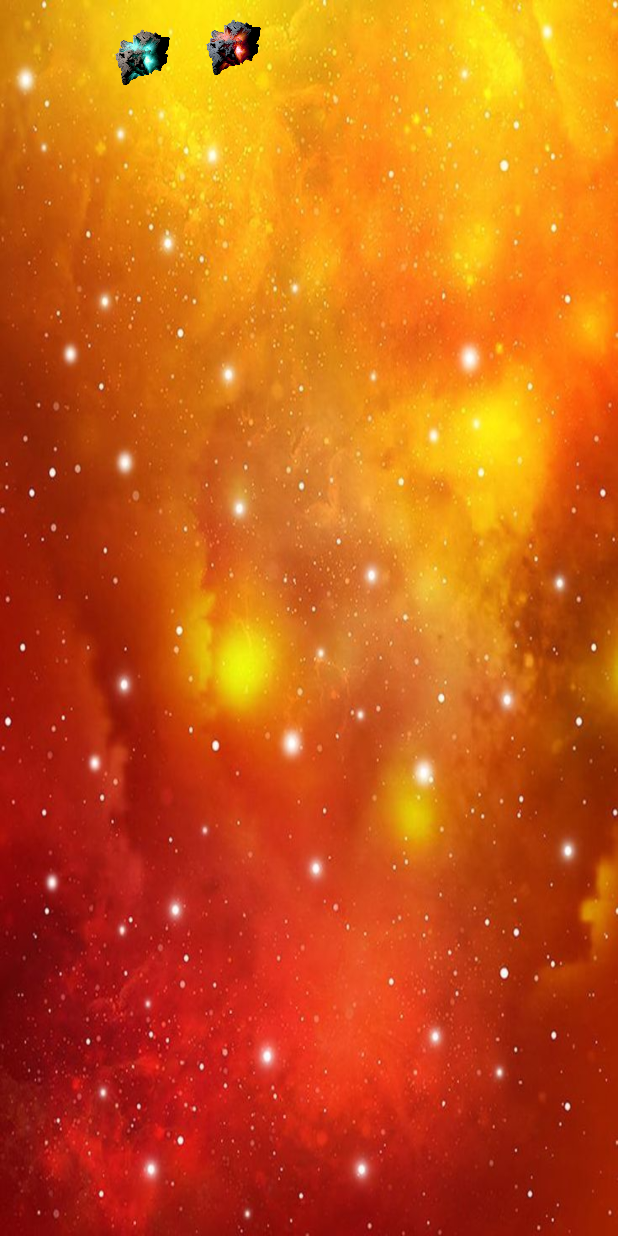
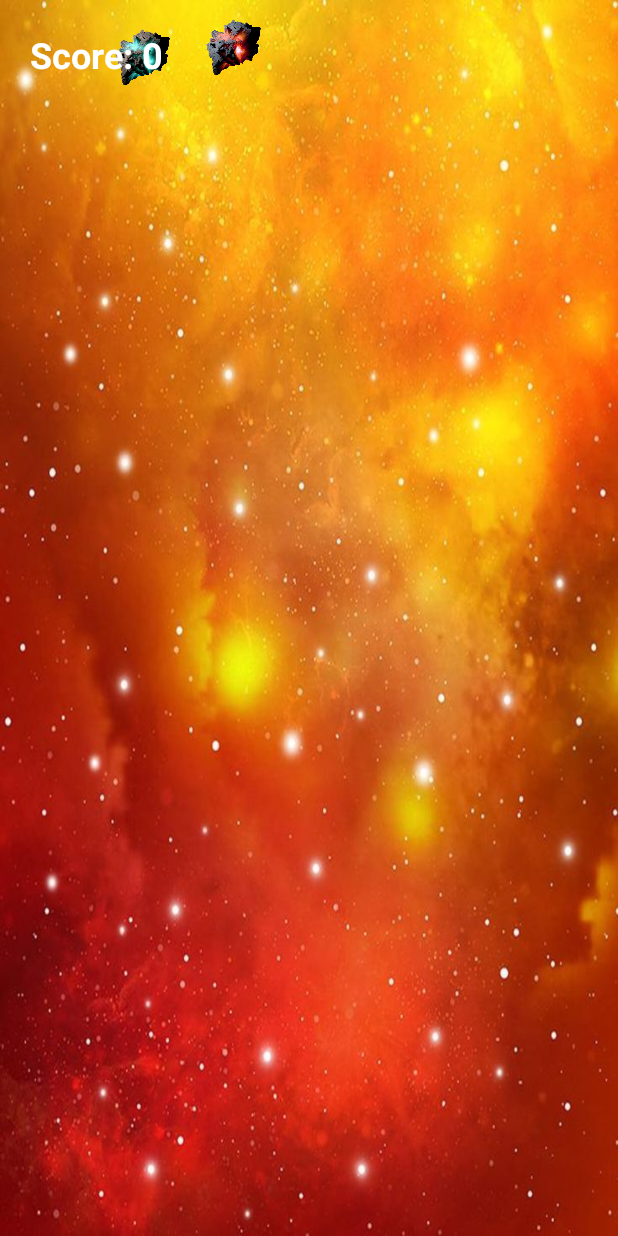
Before and after one commit to LizGamezz/StarSurge, an Android app: the MainActivity screen opened directly, with no data from a screen before it, on a phone screen of 412 x 824 dp. Run offline under Robolectric (Android 15) with nearby library versions, the phone set to English and light mode, and no system bars.

Commit message:
Updated enemies

```diff
--- a/app/src/main/java/com/zybooks/starsurge/MainActivity.java
+++ b/app/src/main/java/com/zybooks/starsurge/MainActivity.java
@@ -12,29 +12,38 @@ import android.view.View;
 import androidx.appcompat.app.AppCompatActivity;
 import android.widget.FrameLayout;
 import android.os.Bundle;
+import android.widget.TextView;
 
 import java.util.ArrayList;
 import java.util.List;
-
 public class MainActivity extends AppCompatActivity {
     private PlayerView playerView;
+    private TextView scoreBoard;
+    private int score = 0;
 
     @Override
     protected void onCreate(Bundle savedInstanceState) {
         super.onCreate(savedInstanceState);
         setContentView(R.layout.activity_main);
 
-        FrameLayout playerContainer = findViewById(R.id.player_view_container);
+        // Initialize PlayerView
+        FrameLayout container = findViewById(R.id.player_view_container);
         playerView = new PlayerView(this);
-        playerContainer.addView(playerView);
+        container.addView(playerView);
 
+        // Initialize EnemySpawner
         setupEnemySpawner();
+
+        // Initialize Scoreboard
+        scoreBoard = findViewById(R.id.score_board);
+        updateScoreboard();
     }
 
     private void setupEnemySpawner() {
-        EnemySpawner enemySpawner = new EnemySpawner(this);
-        FrameLayout enemyContainer = findViewById(R.id.enemy_view_container);
-        enemyContainer.addView(enemySpawner);
+        // Initialize enemy spawner
+        EnemySpawner enemySpawner = new EnemySpawner(this, null);
+        FrameLayout container = findViewById(R.id.enemy_view_container);
+        container.addView(enemySpawner);
 
         Bitmap[] enemyBitmaps = {
                 BitmapFactory.decodeResource(getResources(), R.drawable.enemy1),
@@ -42,15 +51,28 @@ public class MainActivity extends AppCompatActivity {
                 BitmapFactory.decodeResource(getResources(), R.drawable.enemy3)
         };
 
+        // Scale down the bitmaps
         for (int i = 0; i < enemyBitmaps.length; i++) {
-            int width = enemyBitmaps[i].getWidth() / 10;
-            int height = enemyBitmaps[i].getHeight() / 10;
+            int width = enemyBitmaps[i].getWidth() / 10; // Change these values as needed
+            int height = enemyBitmaps[i].getHeight() / 10; // Change these values as needed
             enemyBitmaps[i] = Bitmap.createScaledBitmap(enemyBitmaps[i], width, height, true);
         }
 
         enemySpawner.setEnemyBitmaps(enemyBitmaps);
     }
 
+    // Method to update the scoreboard text
+    private void updateScoreboard() {
+        scoreBoard.setText("Score: " + score);
+    }
+
+    // Method to increment the score
+    public void incrementScore(int points) {
+        score += points;
+        updateScoreboard();
+    }
+
+    // Inner class for PlayerView
     public class PlayerView extends View {
         private float playerX;
         private float playerY;
@@ -58,7 +80,7 @@ public class MainActivity extends AppCompatActivity {
         private int health = 100;
         private Paint paint;
         private List<Bullet> bullets = new ArrayList<>();
-        private Bitmap playerBitmap;
+        private Bitmap playerBitmap; // New field for the player image
 
         public PlayerView(Context context) {
             super(context);
@@ -72,13 +94,19 @@ public class MainActivity extends AppCompatActivity {
 
         private void init() {
             setBackgroundColor(Color.TRANSPARENT);
+
+            // Load the player image
             playerBitmap = BitmapFactory.decodeResource(getResources(), R.drawable.player_image);
+
+            // Initialize paint
             paint = new Paint();
         }
 
         @Override
         protected void onSizeChanged(int w, int h, int oldw, int oldh) {
             super.onSizeChanged(w, h, oldw, oldh);
+
+            // Set the initial player position to the center bottom of the screen
             playerX = w / 2f;
             playerY = h - playerBitmap.getHeight() / 2f;
         }
@@ -86,13 +114,17 @@ public class MainActivity extends AppCompatActivity {
         @Override
         protected void onDraw(Canvas canvas) {
             super.onDraw(canvas);
+
+            // Draw the player
             canvas.drawBitmap(playerBitmap, playerX - playerBitmap.getWidth() / 2, playerY - playerBitmap.getHeight() / 2, null);
 
+            // Draw the bullets
             for (Bullet bullet : bullets) {
                 bullet.move();
                 canvas.drawCircle(bullet.getX(), bullet.getY(), 10, paint);
             }
 
+            // Draw the health
             paint.setColor(Color.WHITE);
             paint.setTextSize(50);
             canvas.drawText("Health: " + health, 50, 50, paint);
@@ -120,6 +152,7 @@ public class MainActivity extends AppCompatActivity {
         public void takeDamage(int damage) {
             health -= damage;
             if (health <= 0) {
+                // Implement game over logic here (e.g., restart level, show game over screen, etc.)
                 health = 0;
                 invalidate();
             }
@@ -131,6 +164,7 @@ public class MainActivity extends AppCompatActivity {
         }
     }
 
+    // Inner class for Bullet
     public class Bullet {
         private float x;
         private float y;
--- a/app/src/main/res/layout/activity_main.xml
+++ b/app/src/main/res/layout/activity_main.xml
@@ -19,4 +19,16 @@
         android:layout_height="match_parent"
         android:background="@drawable/space_background"/>
 
+    <TextView
+        android:id="@+id/score_board"
+        android:layout_width="wrap_content"
+        android:layout_height="wrap_content"
+        android:layout_margin="20dp"
+        android:text="Score:"
+        android:textColor="@android:color/white"
+        android:textSize="24sp"
+        android:textStyle="bold"
+        app:layout_constraintStart_toStartOf="parent"
+        app:layout_constraintTop_toTopOf="parent" />
+
 </androidx.constraintlayout.widget.ConstraintLayout>
```
Also changed, not shown: app/src/main/res/drawable/heart.png (deleted).
